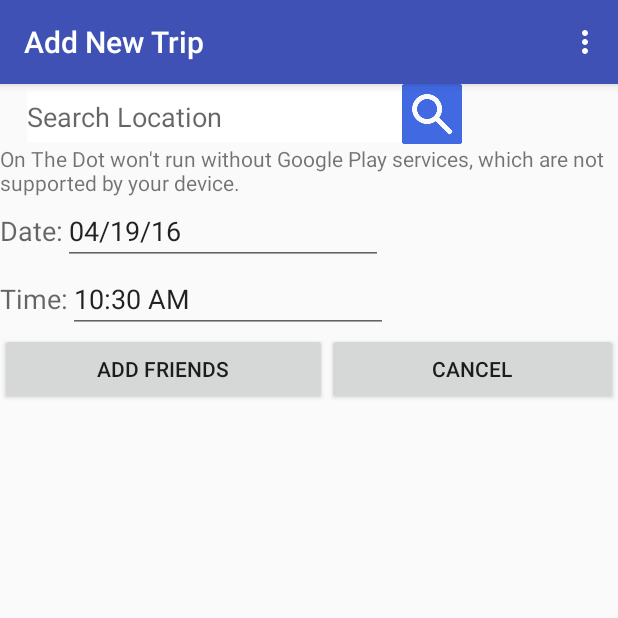
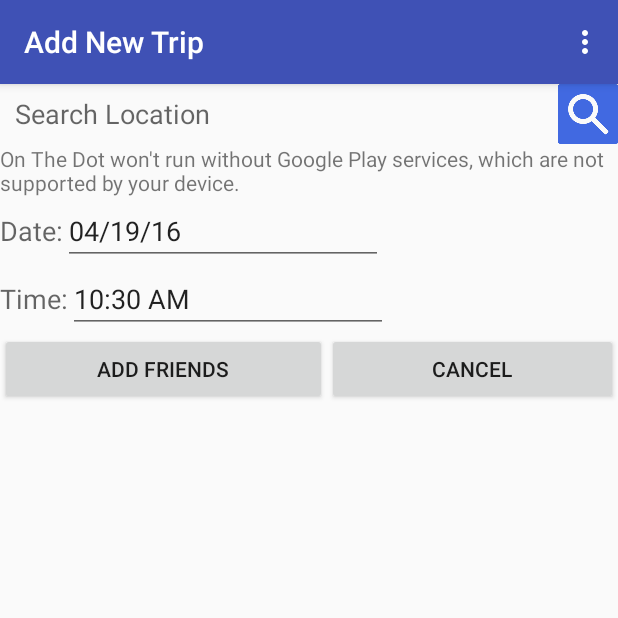
Before and after one commit to awswenson/OnTheDot, an Android app: the NewTripDetailsFragment screen opened directly, with no data from a screen before it, on a phone screen of 412 x 824 dp, the top half of it. Run offline under Robolectric (Android 15) with nearby library versions, the phone set to English and light mode, and no system bars.

Commit message:
Fixed tabbing issue in the NewTripDetailsFragment and modified the UI a bit

```diff
--- a/app/src/main/java/cs407/onthedot/NewTripDetailsFragment.java
+++ b/app/src/main/java/cs407/onthedot/NewTripDetailsFragment.java
@@ -59,7 +59,6 @@ public class NewTripDetailsFragment extends Fragment implements OnMapReadyCallba
     private static boolean canAccessLocation;
 
     private LatLng destination;
-    private LatLng start_location;
     private GoogleMap destination_googleMaps;
     private String currAddr;
 
--- a/app/src/main/res/layout/fragment_new_trip_details.xml
+++ b/app/src/main/res/layout/fragment_new_trip_details.xml
@@ -15,36 +15,31 @@
         <LinearLayout
             android:orientation="horizontal"
             android:layout_width="match_parent"
-            android:layout_height="match_parent">
+            android:layout_height="wrap_content">
 
             <EditText
                 android:id="@+id/searchView1"
-                android:layout_width="250dp"
-                android:layout_height="34dp"
-                android:layout_alignParentLeft="true"
-                android:layout_alignParentTop="true"
-                android:layout_marginLeft="18dp"
-                android:layout_marginTop="3dp"
+                android:layout_width="0dp"
+                android:layout_height="match_parent"
+                android:layout_marginStart="10dp"
                 android:hint="Search Location"
+                android:layout_weight="1"
                 android:textColor="@android:color/black"
-                android:background="@android:color/white">
+                android:background="@android:color/transparent" >
             </EditText>
 
             <Button
                 android:id="@+id/searchButton"
                 android:layout_width="40dp"
                 android:layout_height="40dp"
-                android:layout_alignBaseline="@+id/searchView1"
-                android:layout_alignBottom="@+id/searchView1"
-                android:layout_alignRight="@+id/searchView1"
                 android:background="@drawable/g_search_button"/>
         </LinearLayout>
 
         <fragment
             android:id="@+id/destination_googleMaps"
             android:layout_width="match_parent"
-            android:layout_height="wrap_content"
-            android:layout_weight="75"
+            android:layout_height="0dp"
+            android:layout_weight="1"
             android:name="com.google.android.gms.maps.SupportMapFragment" />
 
         <LinearLayout
```
Lines whose indentation alone changed are shown as unchanged.
